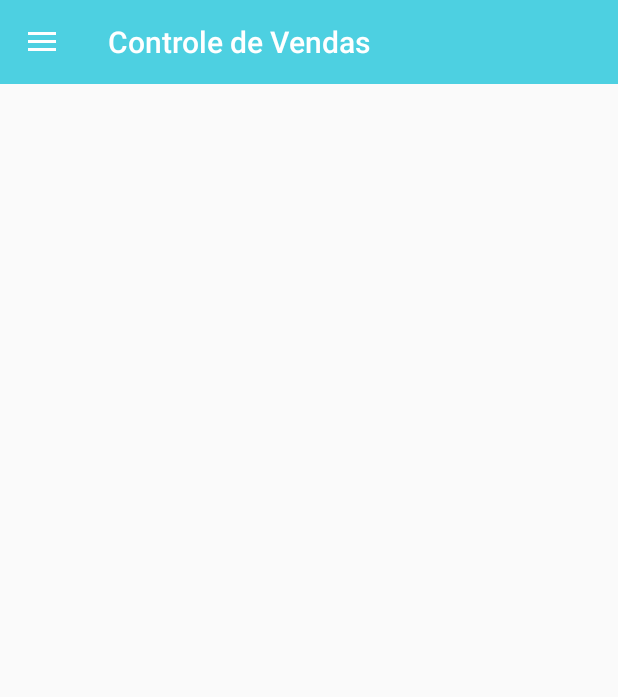
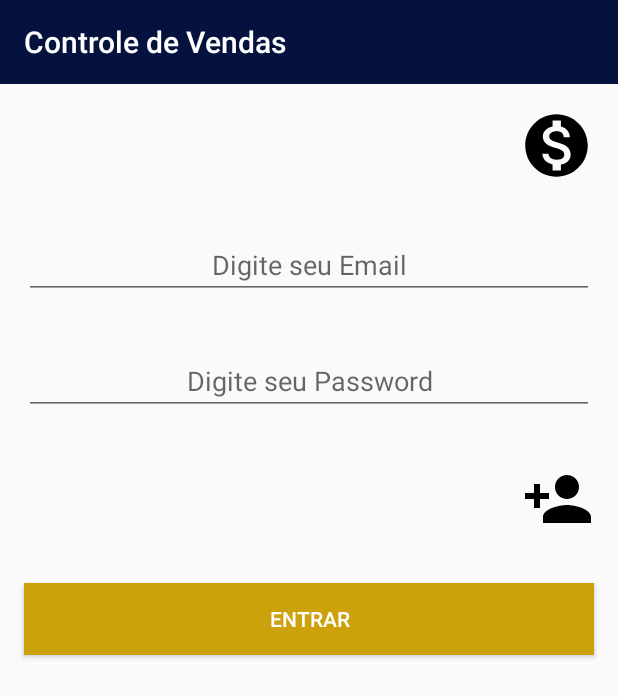
Before and after one commit to LucioDarcon/CRUD_SQLITE, an Android app: the screen it shows after launch (MainActivity before the commit, AuthActivity after it), on a phone screen of 412 x 824 dp. Shown: the top 697 px of the screen. Run offline under Robolectric (Android 15) with nearby library versions, the phone set to English and light mode, and no system bars.

Commit message:
end layout register and login

```diff
--- a/app/src/main/AndroidManifest.xml
+++ b/app/src/main/AndroidManifest.xml
@@ -9,13 +9,15 @@
         android:roundIcon="@mipmap/ic_launcher_round"
         android:supportsRtl="true"
         android:theme="@style/AppTheme">
-        <activity android:name=".MainActivity">
+        <activity android:name=".view.RegisterActivity"></activity>
+        <activity android:name=".view.AuthActivity">
             <intent-filter>
                 <action android:name="android.intent.action.MAIN" />
 
                 <category android:name="android.intent.category.LAUNCHER" />
             </intent-filter>
         </activity>
+        <activity android:name=".view.PanelActivity"></activity>
     </application>
 
 </manifest>
--- a/app/src/main/java/com/example/controlsales/MainActivity.kt
+++ /dev/null
@@ -1,49 +0,0 @@
-package com.example.controlsales
-
-import androidx.appcompat.app.AppCompatActivity
-import android.os.Bundle
-import android.view.MenuItem
-import android.widget.Toast
-import androidx.appcompat.app.ActionBarDrawerToggle
-import androidx.core.view.GravityCompat
-import com.google.android.material.navigation.NavigationView
-import kotlinx.android.synthetic.main.activity_main.*
-import kotlinx.android.synthetic.main.toolbar.*
-
-class MainActivity : AppCompatActivity(), NavigationView.OnNavigationItemSelectedListener {
-
-    override fun onCreate(savedInstanceState: Bundle?) {
-        super.onCreate(savedInstanceState)
-        setContentView(R.layout.activity_main)
-
-        setSupportActionBar(toolbar)
-        supportActionBar?.title = this.resources.getString(R.string.title_action_bar)
-        val toggle = ActionBarDrawerToggle(this, drawerLayout, toolbar, R.string.open, R.string.close)
-        drawerLayout.addDrawerListener(toggle)
-        toggle.isDrawerIndicatorEnabled = true
-        toggle.syncState()
-        navigationView.setNavigationItemSelectedListener(this)
-    }
-
-    override fun onBackPressed() {
-        if(drawerLayout.isDrawerOpen(GravityCompat.START)){
-            drawerLayout.closeDrawer(GravityCompat.START)
-        }
-        else{
-            super.onBackPressed()
-        }
-    }
-
-    override fun onNavigationItemSelected(p: MenuItem): Boolean {
-        when(p.itemId){
-            R.id.addCustomer -> {
-                Toast.makeText(this, "Add Customer", Toast.LENGTH_LONG).show()
-            }
-            R.id.consultCustomer -> {
-                Toast.makeText(this, "Consult Customer", Toast.LENGTH_LONG).show()
-            }
-        }
-        drawerLayout.closeDrawer(GravityCompat.START)
-        return true
-    }
-}
--- /dev/null
+++ b/app/src/main/java/com/example/controlsales/view/AuthActivity.kt
@@ -0,0 +1,45 @@
+package com.example.controlsales.view
+
+import android.content.Intent
+import androidx.appcompat.app.AppCompatActivity
+import android.os.Bundle
+import android.view.View
+import com.example.controlsales.R
+import com.example.controlsales.util.SecurityPreferences
+import kotlinx.android.synthetic.main.activity_auth.*
+
+class AuthActivity : AppCompatActivity(), View.OnClickListener {
+
+    private lateinit var mSharedPreferences : SecurityPreferences
+
+    override fun onCreate(savedInstanceState: Bundle?) {
+        super.onCreate(savedInstanceState)
+        setContentView(R.layout.activity_auth)
+
+        supportActionBar?.title = resources.getString(R.string.title_action_bar)
+        setListeners()
+    }
+
+    override fun onClick(v: View) {
+        when(v.id) {
+            R.id.btnLogin -> {
+
+            }
+            R.id.imgAddAdmin -> {
+                val i = Intent(this, RegisterActivity::class.java)
+                startActivity(i)
+            }
+        }
+    }
+
+    private fun setListeners(){
+        btnLogin.setOnClickListener(this)
+        imgAddAdmin.setOnClickListener(this)
+    }
+
+    private fun validationFields(): Boolean {
+        return edtEmail.text.toString() != "" && edtPassword.text.toString() != ""
+    }
+
+
+}
--- /dev/null
+++ b/app/src/main/res/drawable/ic_monetization_on_black_24dp.xml
@@ -0,0 +1,9 @@
+<vector xmlns:android="http://schemas.android.com/apk/res/android"
+        android:width="24dp"
+        android:height="24dp"
+        android:viewportWidth="24.0"
+        android:viewportHeight="24.0">
+    <path
+        android:fillColor="#FF000000"
+        android:pathData="M12,2C6.48,2 2,6.48 2,12s4.48,10 10,10 10,-4.48 10,-10S17.52,2 12,2zM13.41,18.09L13.41,20h-2.67v-1.93c-1.71,-0.36 -3.16,-1.46 -3.27,-3.4h1.96c0.1,1.05 0.82,1.87 2.65,1.87 1.96,0 2.4,-0.98 2.4,-1.59 0,-0.83 -0.44,-1.61 -2.67,-2.14 -2.48,-0.6 -4.18,-1.62 -4.18,-3.67 0,-1.72 1.39,-2.84 3.11,-3.21L10.74,4h2.67v1.95c1.86,0.45 2.79,1.86 2.85,3.39L14.3,9.34c-0.05,-1.11 -0.64,-1.87 -2.22,-1.87 -1.5,0 -2.4,0.68 -2.4,1.64 0,0.84 0.65,1.39 2.67,1.91s4.18,1.39 4.18,3.91c-0.01,1.83 -1.38,2.83 -3.12,3.16z"/>
+</vector>
--- a/app/src/main/res/drawable/ic_person_add_black_24dp.xml
+++ b/app/src/main/res/drawable/ic_person_add_black_24dp.xml
@@ -1,5 +1,9 @@
-<vector android:height="24dp" android:tint="#FFFBFD"
-    android:viewportHeight="24.0" android:viewportWidth="24.0"
-    android:width="24dp" xmlns:android="http://schemas.android.com/apk/res/android">
-    <path android:fillColor="#FF000000" android:pathData="M15,12c2.21,0 4,-1.79 4,-4s-1.79,-4 -4,-4 -4,1.79 -4,4 1.79,4 4,4zM6,10L6,7L4,7v3L1,10v2h3v3h2v-3h3v-2L6,10zM15,14c-2.67,0 -8,1.34 -8,4v2h16v-2c0,-2.66 -5.33,-4 -8,-4z"/>
+<vector xmlns:android="http://schemas.android.com/apk/res/android"
+        android:width="24dp"
+        android:height="24dp"
+        android:viewportWidth="24.0"
+        android:viewportHeight="24.0">
+    <path
+        android:fillColor="#FF000000"
+        android:pathData="M15,12c2.21,0 4,-1.79 4,-4s-1.79,-4 -4,-4 -4,1.79 -4,4 1.79,4 4,4zM6,10L6,7L4,7v3L1,10v2h3v3h2v-3h3v-2L6,10zM15,14c-2.67,0 -8,1.34 -8,4v2h16v-2c0,-2.66 -5.33,-4 -8,-4z"/>
 </vector>
--- /dev/null
+++ b/app/src/main/res/layout/activity_auth.xml
@@ -0,0 +1,72 @@
+<?xml version="1.0" encoding="utf-8"?>
+<LinearLayout xmlns:android="http://schemas.android.com/apk/res/android"
+    xmlns:app="http://schemas.android.com/apk/res-auto"
+    xmlns:tools="http://schemas.android.com/tools"
+    android:layout_width="match_parent"
+    android:layout_height="match_parent"
+    android:orientation="vertical"
+    android:focusableInTouchMode="true"
+    tools:context=".view.AuthActivity">
+
+    <include
+        android:id="@+id/toolbar"
+        layout="@layout/toolbar"
+        android:layout_width="match_parent"
+        android:layout_height="?attr/actionBarSize"
+        android:layout_gravity="top" />
+
+
+    <LinearLayout
+        android:id="@+id/linearLayoutLogin"
+        android:layout_width="match_parent"
+        android:layout_height="match_parent"
+        android:orientation="vertical">
+
+        <ImageView
+            android:layout_width="50dp"
+            android:layout_height="50dp"
+            android:layout_gravity="right"
+            android:layout_margin="16dp"
+            android:src="@drawable/ic_monetization_on_black_24dp"/>
+
+
+        <androidx.appcompat.widget.AppCompatEditText
+            android:id="@+id/edtEmail"
+            android:layout_width="match_parent"
+            android:layout_height="wrap_content"
+            android:layout_gravity="center"
+            android:layout_margin="16dp"
+            style="@style/Widget.AppCompat.EditText"
+            android:gravity="center"
+            android:hint="Digite seu Email" />
+
+        <androidx.appcompat.widget.AppCompatEditText
+            android:id="@+id/edtPassword"
+            android:layout_width="match_parent"
+            android:layout_height="wrap_content"
+            android:layout_margin="16dp"
+            android:layout_gravity="center"
+            android:gravity="center"
+            style="@style/Widget.AppCompat.EditText"
+            android:hint="Digite seu Password" />
+
+        <ImageView
+            android:id="@+id/imgAddAdmin"
+            android:layout_width="48dp"
+            android:layout_height="48dp"
+            android:layout_margin="16dp"
+            android:src="@drawable/ic_person_add_black_24dp"
+            android:layout_gravity="right"
+            />
+
+        <androidx.appcompat.widget.AppCompatButton
+            android:id="@+id/btnLogin"
+            android:layout_width="match_parent"
+            android:layout_height="wrap_content"
+            android:background="@color/colorSecondary"
+            android:layout_margin="16dp"
+            style="@style/TextAppearance.AppCompat.Widget.Button.Colored"
+            android:text="Entrar" />
+    </LinearLayout>
+
+</LinearLayout>
--- a/app/src/main/res/layout/activity_main.xml
+++ b/app/src/main/res/layout/activity_panel.xml
@@ -7,10 +7,12 @@
     android:orientation="vertical"
     android:id="@+id/drawerLayout"
     android:fitsSystemWindows="true"
-    tools:context=".MainActivity"
+    tools:context=".view.PanelActivity"
     tools:openDrawer="start">
 
-    <include android:layout_width="match_parent"
+    <include
+        android:id="@+id/nav_header"
+        android:layout_width="match_parent"
         android:layout_height="wrap_content" layout="@layout/toolbar" />
 
 
--- a/app/src/main/res/layout/header.xml
+++ b/app/src/main/res/layout/header.xml
@@ -9,15 +9,18 @@
 
 
     <TextView
+        android:id="@+id/txtNameUser"
         android:layout_width="match_parent"
         android:layout_height="wrap_content"
         android:text="Lucio Darcon"
         android:textColor="@color/white"/>
 
     <TextView
+        android:id="@+id/txtEmailUser"
         android:layout_width="match_parent"
         android:layout_height="wrap_content"
         android:textColor="@color/white"
+        android:layout_marginTop="16dp"
         android:text="luciodarcon1997@hotmail.com" />
 
 </LinearLayout>
--- a/app/src/main/res/values/colors.xml
+++ b/app/src/main/res/values/colors.xml
@@ -1,6 +1,7 @@
 <?xml version="1.0" encoding="utf-8"?>
 <resources>
-    <color name="colorPrimary">#4DD0E1</color>
+    <color name="colorPrimary">#04123D</color>
+    <color name="colorSecondary">#CBA10C</color>
     <color name="colorPrimaryDark">#0097A7</color>
     <color name="colorAccent">#006064</color>
 
--- a/app/src/main/res/values/styles.xml
+++ b/app/src/main/res/values/styles.xml
@@ -3,9 +3,11 @@
     <!-- Base application theme. Cyan 50 -->
     <style name="AppTheme" parent="Theme.AppCompat.Light.NoActionBar">
         <!-- Customize your theme here. -->
+        <item name="title">@string/title_action_bar</item>
         <item name="colorPrimary">@color/colorPrimary</item>
         <item name="colorPrimaryDark">@color/colorPrimaryDark</item>
         <item name="colorAccent">@color/colorAccent</item>
     </style>
 
+
 </resources>
```
Also changed, not shown: app/src/main/java/com/example/controlsales/util/SecurityPreferences.kt (added, +25 -0 lines), app/src/main/java/com/example/controlsales/view/PanelActivity.kt (added, +72 -0 lines), app/src/main/java/com/example/controlsales/view/RegisterActivity.kt (added, +13 -0 lines), app/src/main/res/drawable/ic_account_circle_black_24dp.xml (added, +9 -0 lines), app/src/main/res/layout/activity_register.xml (added, +75 -0 lines), app/src/main/res/values/strings.xml (+6 -3 lines).
